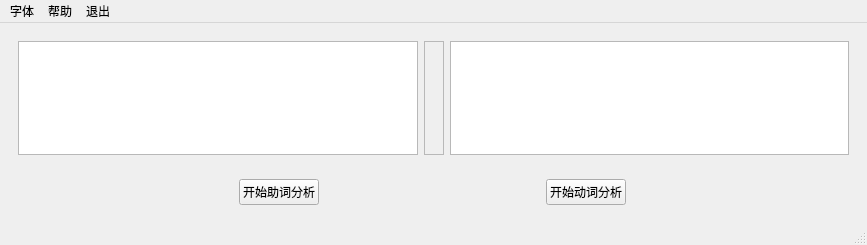
Qt form source/ui.ui (puntsokCN/tibetian_analysis_programe) before a commit.
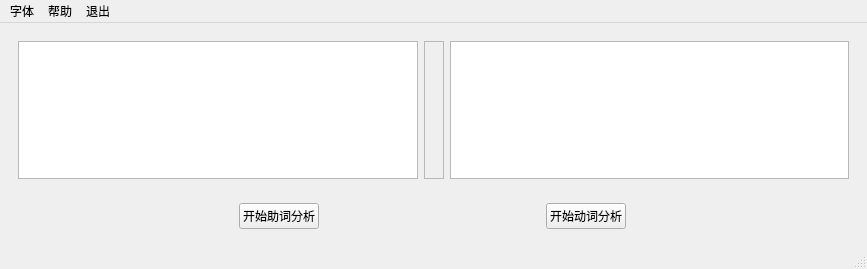
The same form after that commit. Icons and pictures are not drawn.

What changed in the file:
```diff
--- a/source/ui.ui
+++ b/source/ui.ui
@@ -7,7 +7,7 @@
     <x>0</x>
     <y>0</y>
     <width>867</width>
-    <height>245</height>
+    <height>269</height>
    </rect>
   </property>
   <property name="windowTitle">
```
Left out of the diff: 8 changed lines with no effect on the pictures.
